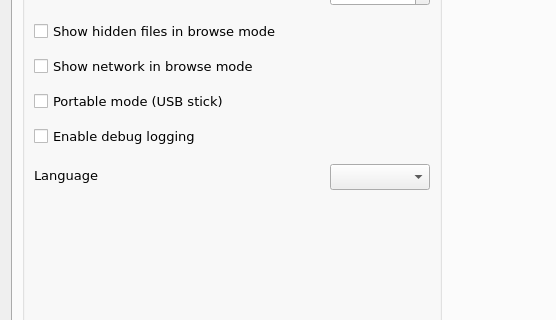
The window that src/Launchy/OptionDialog.ui (samsonwang/LaunchyQt) describes before a commit, drawn with Qt 5; both pictures show x 0 to 556 and y 103 to 423 of the 883 by 526 pixel window.
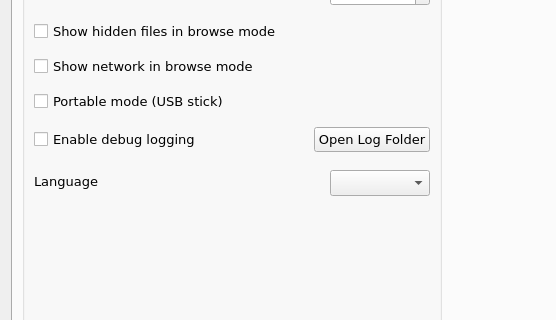
The same window after the commit. The open tabs and pages were chosen to show the change. Icons and pictures are not drawn. Custom widgets are drawn as their Qt base class.

Commit message: feature: add buttion to open temp folder in option dialog

Patch:
```diff
--- a/src/Launchy/OptionDialog.ui
+++ b/src/Launchy/OptionDialog.ui
@@ -2071,11 +2071,41 @@
            </widget>
           </item>
           <item>
+           <layout class="QHBoxLayout" name="horizontalLayoutDebugLog">
+            <property name="topMargin">
+             <number>2</number>
+            </property>
+            <property name="bottomMargin">
+             <number>2</number>
+            </property>
+            <item>
            <widget class="QCheckBox" name="checkBoxDebugLog">
             <property name="text">
              <string>Enable debug logging</string>
             </property>
            </widget>
+            </item>
+            <item>
+             <spacer name="horizontalSpacerDebugLog">
+              <property name="orientation">
+               <enum>Qt::Horizontal</enum>
+              </property>
+              <property name="sizeHint" stdset="0">
+               <size>
+                <width>40</width>
+                <height>20</height>
+               </size>
+              </property>
+             </spacer>
+            </item>
+            <item>
+             <widget class="QPushButton" name="pushButtonOpenLogDir">
+              <property name="text">
+               <string>Open Log Folder</string>
+              </property>
+             </widget>
+            </item>
+           </layout>
           </item>
           <item>
            <layout class="QHBoxLayout" name="horizontalLayout_6">
```
Lines whose indentation alone changed are shown as unchanged. The commit also changes 18 other files.
